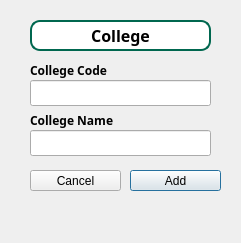
The window that addcollegedialog.ui (Kris2103/CCC151-SSIS) describes before a commit, drawn with Qt 5.
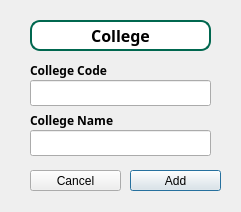
The same window after the commit.

Diff of the .ui file:
```diff
--- a/addcollegedialog.ui
+++ b/addcollegedialog.ui
@@ -7,7 +7,7 @@
     <x>0</x>
     <y>0</y>
     <width>241</width>
-    <height>243</height>
+    <height>212</height>
    </rect>
   </property>
   <property name="windowTitle">
```
